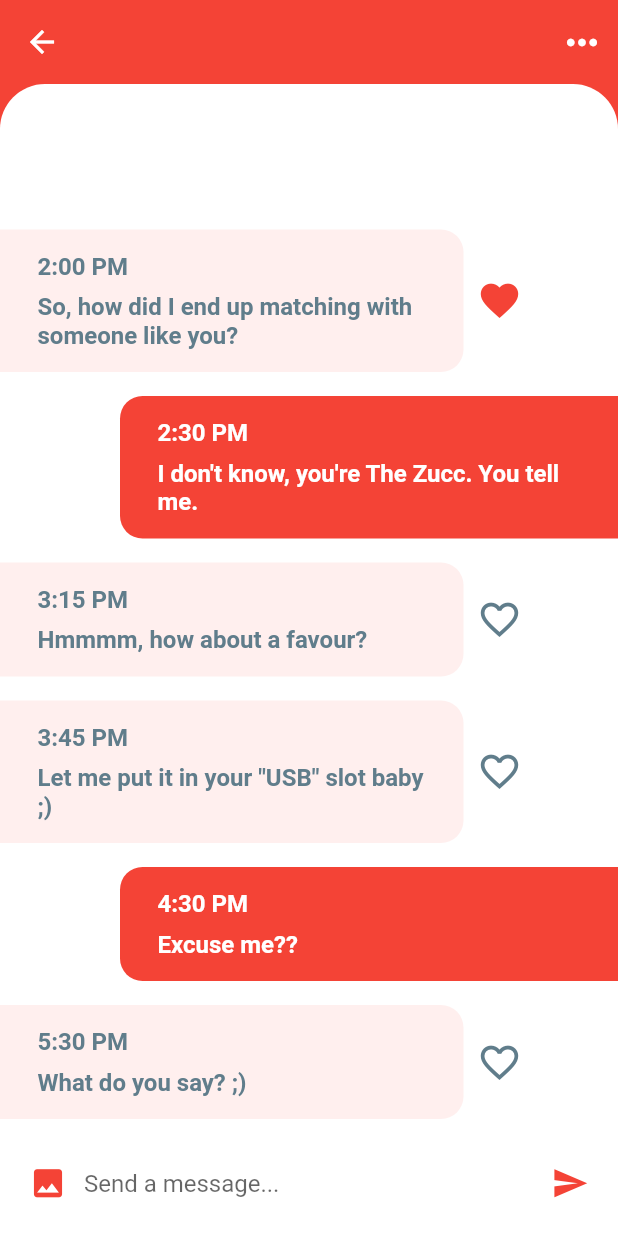
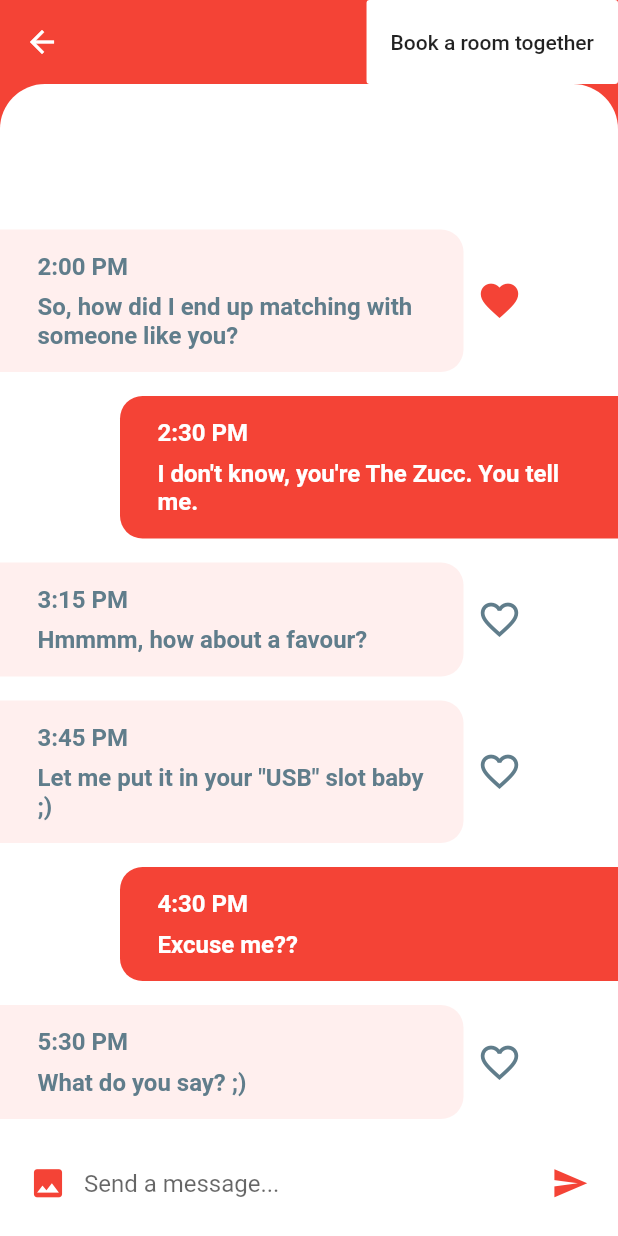
Before and after one commit to LieutenantPorky/ember, a Flutter app: the ChatScreen screen opened directly with empty values, on a phone screen of 412 x 824 dp. Run offline on Flutter 3.47's test engine with Material 2 defaults, Android fonts, the phone set to English and light mode, and no system bars; missing offline and left inert: fluttery_dart2; network calls fail.

Commit message:
book room button

```diff
--- a/frontend/lib/screens/chat_screen.dart
+++ b/frontend/lib/screens/chat_screen.dart
@@ -12,6 +12,8 @@ class ChatScreen extends StatefulWidget {
 }
 
 class _ChatScreenState extends State<ChatScreen> {
+  // List<Message> messages = [];
+
   _buildMessage(Message message, bool isMe) {
     final Container msg = Container(
       margin: isMe
@@ -128,9 +130,10 @@ class _ChatScreenState extends State<ChatScreen> {
         ),
         elevation: 0.0,
         actions: <Widget>[
-          IconButton(
-            icon: Icon(Icons.more_horiz),
-            iconSize: 30.0,
+          FlatButton(
+            // icon: Icon(Icons.more_horiz),
+            // iconSize: 30.0,
+            child: Text("Book a room together"),
             color: Colors.white,
             onPressed: () {},
           ),
```
Also changed, not shown: frontend/lib/ember.dart (+4 -3 lines), 1 other file.
